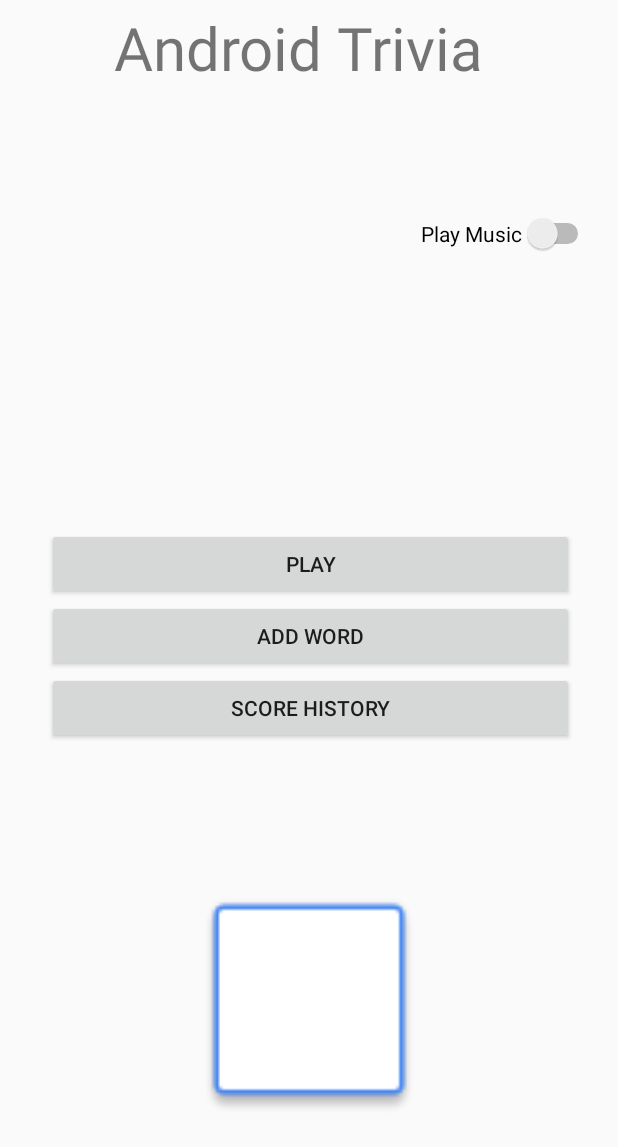
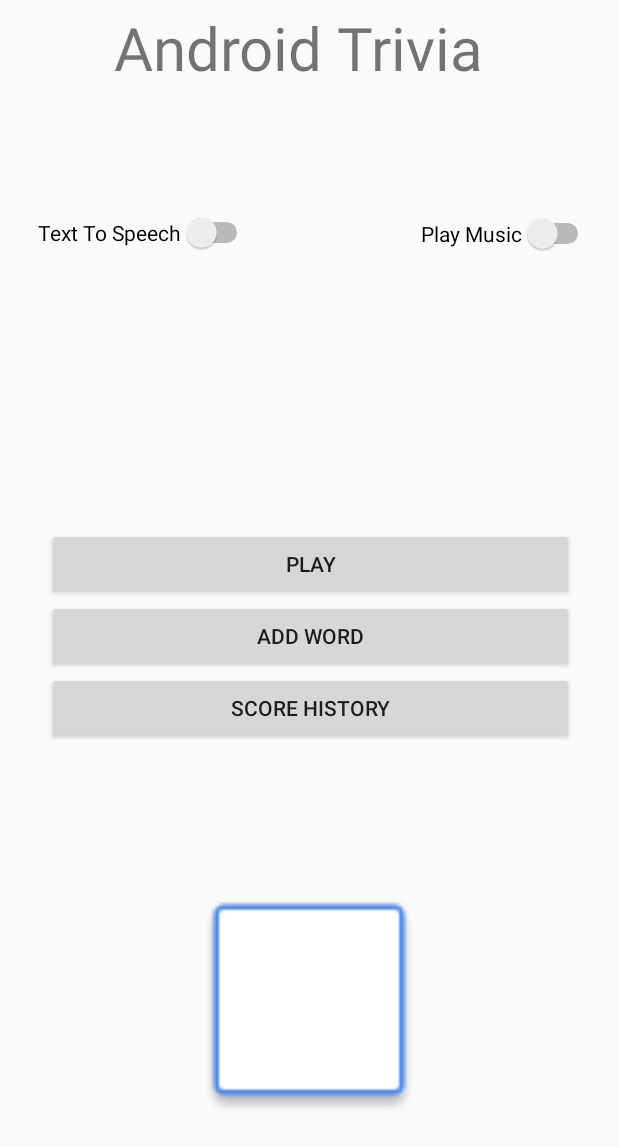
Before and after one commit to JoshRodstein/jor94_triviagame2, an Android app: the StartActivity screen opened directly, with no data from a screen before it, on a phone screen of 412 x 824 dp. Shown: the top 1147 px of the screen. Run offline under Robolectric (Android 15) with nearby library versions, the phone set to English and light mode, and no system bars; our stand-ins replace Firebase (no records; nobody signed in at launch, a user with empty details on screens opened directly); 1 statement that could not run was skipped.

Commit message:
tts Skeleton

```diff
--- a/app/src/main/java/edu/pitt/cs1699/jor94_triviagame2/ChildEventListener.java
+++ b/app/src/main/java/edu/pitt/cs1699/jor94_triviagame2/ChildEventListener.java
@@ -145,9 +145,11 @@ public class ChildEventListener extends Service {
                     new Thread(new Runnable() {
                         public void run() {
                             db.onUpgrade(db.getDB());
+                            db.close();
+
                         }
-
                     }).start();
+                    db.close();
                     BroadcastReceiver bRec = new BroadcastReceiver() {
                         @Override
                         public void onReceive(Context context, Intent intent) {
--- a/app/src/main/res/layout/activity_start.xml
+++ b/app/src/main/res/layout/activity_start.xml
@@ -5,6 +5,22 @@
     android:layout_width="match_parent"
     android:layout_height="match_parent"
     tools:context="edu.pitt.cs1699.jor94_triviagame2.StartActivity">
+
+    <Switch
+        android:id="@+id/TTS_Switch"
+        android:layout_width="wrap_content"
+        android:layout_height="wrap_content"
+        android:layout_marginBottom="8dp"
+        android:layout_marginEnd="8dp"
+        android:layout_marginStart="8dp"
+        android:layout_marginTop="8dp"
+        android:text="Text To Speech"
+        app:layout_constraintBottom_toBottomOf="parent"
+        app:layout_constraintEnd_toEndOf="parent"
+        app:layout_constraintHorizontal_bias="0.069"
+        app:layout_constraintStart_toStartOf="parent"
+        app:layout_constraintTop_toTopOf="parent"
+        app:layout_constraintVertical_bias="0.171" />
 
     <ImageView
         android:id="@+id/ImageView"
```
Also changed, not shown: app/src/main/java/edu/pitt/cs1699/jor94_triviagame2/DatabaseHelper.java (+6 -6 lines), app/src/main/java/edu/pitt/cs1699/jor94_triviagame2/TriviaActivity.java (+8 -0 lines).
